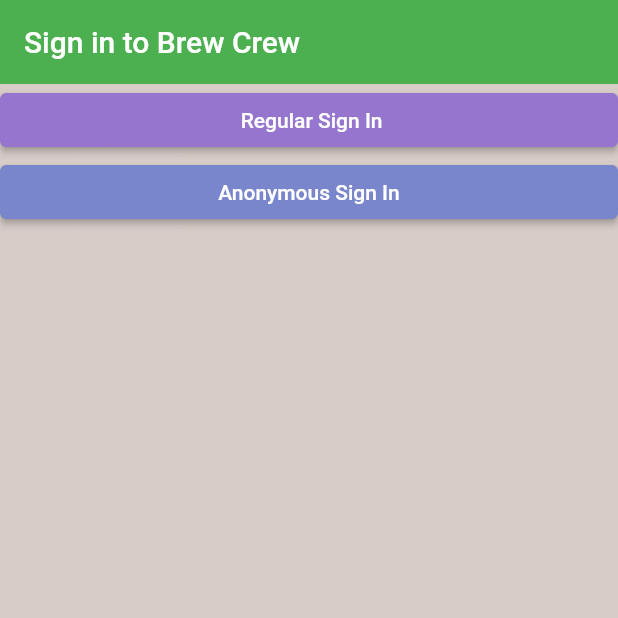
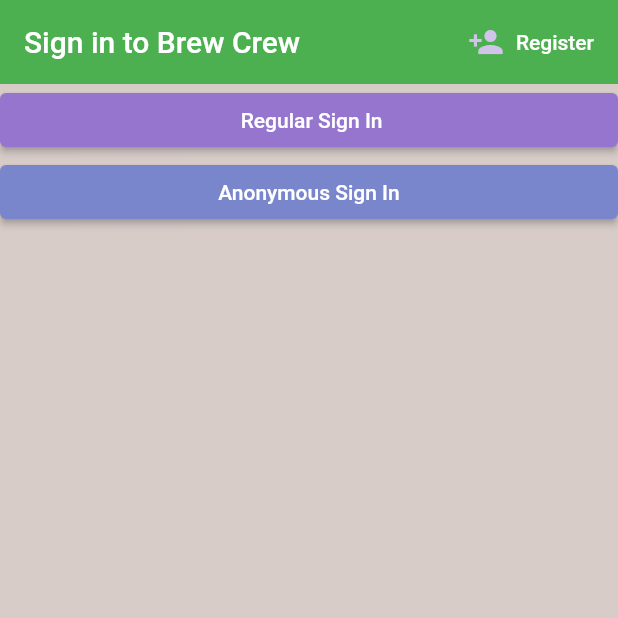
Before and after one commit to kiranparajuli589/flutter-firebase-brew, a Flutter app: the screen it shows after launch, on a phone screen of 412 x 824 dp, the top half of it. Run offline on Flutter 3.47's test engine with Material 2 defaults, Android fonts, the phone set to English and light mode, and no system bars; our stand-ins replace firebase_auth; accounts and stored records are empty.

Commit message:
Added toggleview button to register

```diff
--- a/lib/screens/authenticate/sign_in.dart
+++ b/lib/screens/authenticate/sign_in.dart
@@ -2,18 +2,20 @@ import 'package:first_flutter_brew/services/auth.dart';
 import 'package:flutter/material.dart';
 
 class SignIn extends StatefulWidget {
+  final Function toggleView;
+  SignIn({this.toggleView});
+
   @override
   _SignInState createState() => _SignInState();
 }
 
 class _SignInState extends State<SignIn> {
   final AuthService _auth = AuthService();
+  final _formKey = GlobalKey<FormState>();
 
   bool showSignInForm = false;
   String email = "";
   String password = "";
-
-  final _formKey = GlobalKey<FormState>();
 
   @override
   Widget build(BuildContext context) {
@@ -23,7 +25,7 @@ class _SignInState extends State<SignIn> {
         crossAxisAlignment: CrossAxisAlignment.start,
         children: <Widget>[
           Text(
-            "Sign Up Form:",
+            "Regular Sign In Form:",
             style: TextStyle(fontSize: 40.0, fontFamily: 'Indies'),
           ),
           SizedBox(height: 20.0),
@@ -108,6 +110,21 @@ class _SignInState extends State<SignIn> {
         backgroundColor: Colors.green[500],
         elevation: 0.0,
         title: Text("Sign in to Brew Crew"),
+        actions: <Widget>[
+          FlatButton.icon(
+              onPressed: () {
+                widget
+                    .toggleView(); // widget refers to self widget i.e Register
+              },
+              icon: Icon(
+                Icons.person_add,
+                color: Colors.deepPurple[100],
+              ),
+              label: Text(
+                "Register",
+                style: TextStyle(color: Colors.white),
+              ))
+        ],
       ),
       body: ListView(
         children: <Widget>[
```
